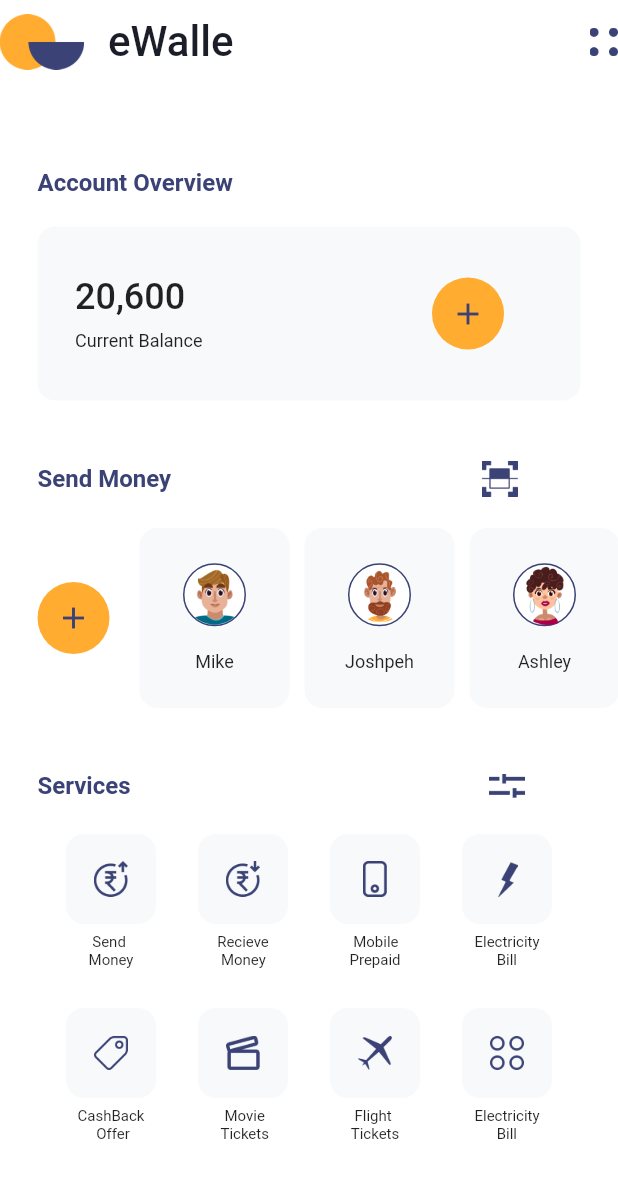
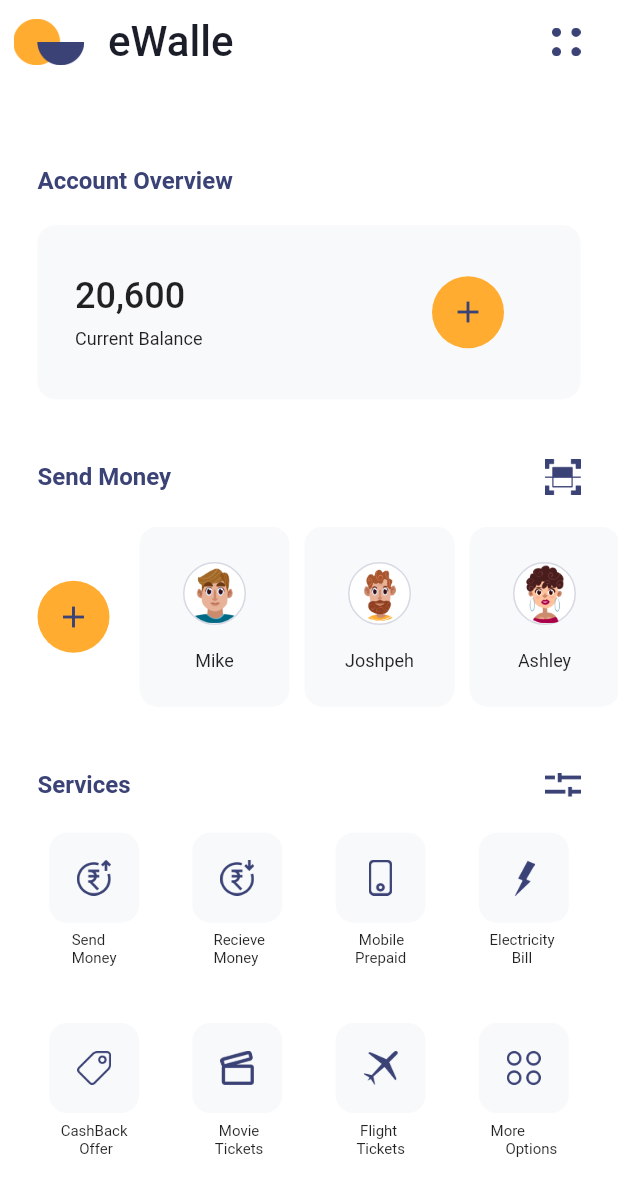
Before and after one commit to David-Smile/eWallet, a Flutter app: the HomeScreen screen opened directly, on a phone screen of 412 x 824 dp. Shown: the top 1196 px of the screen. Run offline on Flutter 3.47's test engine with Material 2 defaults, Android fonts, the phone set to English and light mode, and no system bars; Roboto replaces fonts that are missing (Avenir, Avenir Next, Ubuntu); project files that could hold a hidden picture were left out.

Commit message:
UI fixes

```diff
--- a/lib/components/user_profile.dart
+++ b/lib/components/user_profile.dart
@@ -38,7 +38,7 @@ class UserProfile extends StatelessWidget {
                   decoration: BoxDecoration(
                     borderRadius: BorderRadius.circular(100),
                     color: white,
-                    border: Border.all(color: blue),
+                    border: Border.all(color: blue.withOpacity(0.2)),
                   ),
                   child: Image.asset(
                     profile,
--- a/lib/screens/home_screen.dart
+++ b/lib/screens/home_screen.dart
@@ -12,15 +12,36 @@ class HomeScreen extends StatefulWidget {
 }
 
 class _HomeScreenState extends State<HomeScreen> {
+  List<Service> services = [
+    Service(img: 'assets/send_money.png', title: 'Send\nMoney'),
+    Service(img: 'assets/receive_money.png', title: ' Recieve\n Money'),
+    Service(img: 'assets/mobile_prepaid.png', title: ' Mobile\nPrepaid'),
+    Service(
+        img: 'assets/electricity_bill.png', title: 'Electricity \n      Bill'),
+    Service(img: 'assets/cashback.png', title: 'CashBack\n     Offer'),
+    Service(img: 'assets/movie_ticket.png', title: '  Movie\n Tickets'),
+    Service(img: 'assets/flight_ticket.png', title: ' Flight\nTickets'),
+    Service(img: 'assets/more_options.png', title: 'More\n    Options'),
+  ];
+  GlobalKey<ScaffoldState> _scaffoldkey = GlobalKey<ScaffoldState>();
+
   @override
   Widget build(BuildContext context) {
     return Scaffold(
+      key: _scaffoldkey,
+      drawer: const Drawer(),
       appBar: AppBar(
-        leading: Image.asset(
+        leading: Row(
+          mainAxisAlignment: MainAxisAlignment.end,
+          children: [
+            Image.asset(
               'assets/ewallet.png',
               height: 31.0,
               width: 47.0,
             ),
+          ],
+        ),
+        centerTitle: false,
         title: const Text(
           'eWalle',
           style: TextStyle(
@@ -33,11 +54,17 @@ class _HomeScreenState extends State<HomeScreen> {
         backgroundColor: white,
         elevation: 0,
         actions: [
-          Image.asset(
+          InkWell(
+            onTap: () {
+              _scaffoldkey.currentState?.openDrawer();
+            },
+            child: Image.asset(
               'assets/Union.png',
               height: 19.0,
               width: 19.0,
-          )
+            ),
+          ),
+          const SizedBox(width: 25.0),
         ],
       ),
       body: Column(
@@ -48,6 +75,7 @@ class _HomeScreenState extends State<HomeScreen> {
             child: Column(
               crossAxisAlignment: CrossAxisAlignment.start,
               children: [
+                const SizedBox(height: 20.0),
                 const Text(
                   'Account Overview',
                   style: TextStyle(
@@ -105,6 +133,7 @@ class _HomeScreenState extends State<HomeScreen> {
                 ),
                 const SizedBox(height: 40.0),
                 Row(
+                  mainAxisAlignment: MainAxisAlignment.spaceBetween,
                   children: [
                     const Text(
                       'Send Money',
@@ -114,9 +143,6 @@ class _HomeScreenState extends State<HomeScreen> {
                         fontWeight: FontWeight.w700,
                         color: blue,
                       ),
-                    ),
-                    const SizedBox(
-                      width: 207,
                     ),
                     Image.asset(
                       'assets/scan_icon.png',
@@ -175,6 +201,7 @@ class _HomeScreenState extends State<HomeScreen> {
           Padding(
             padding: const EdgeInsets.symmetric(horizontal: 25.0),
             child: Row(
+              mainAxisAlignment: MainAxisAlignment.spaceBetween,
               children: [
                 const Text(
                   'Services',
@@ -185,9 +212,6 @@ class _HomeScreenState extends State<HomeScreen> {
                     color: blue,
                   ),
                 ),
-                const SizedBox(
-                  width: 239,
-                ),
                 Image.asset(
                   'assets/switch_icon.png',
                   height: 24.0,
@@ -197,89 +221,52 @@ class _HomeScreenState extends State<HomeScreen> {
             ),
           ),
           const SizedBox(height: 20.0),
-          SizedBox(
-            height: 96.0,
-            width: 324.0,
-            child: Row(
-              children: <Widget>[
-                ServiceButton(
+          // Padding(
+          //   padding: const EdgeInsets.symmetric(horizontal: 10.0),
+          //   child: Wrap(
+          //     children: [
+          //       for (Service service in services)
+          //         Padding(
+          //           padding: const EdgeInsets.only(
+          //               right: 14.0, left: 14.0, bottom: 20.0),
+          //           child: ServiceButton(
+          //             press: () {},
+          //             text: service.title,
+          //             image: service.img,
+          //           ),
+          //         )
+          //     ],
+          //   ),
+          // ),
+
+          GridView.builder(
+            shrinkWrap: true,
+            padding: const EdgeInsets.symmetric(horizontal: 20.0),
+            gridDelegate: const SliverGridDelegateWithFixedCrossAxisCount(
+              crossAxisCount: 4,
+              childAspectRatio: 2 / 2.5,
+              crossAxisSpacing: 10.0,
+              mainAxisSpacing: 20.0,
+            ),
+            itemCount: services.length,
+            itemBuilder: (BuildContext context, int index) {
+              Service service = services[index];
+              return ServiceButton(
                 press: () {},
-                  text: ' Send\nMoney',
-                  image: 'assets/send_money.png',
-                ),
-                const SizedBox(
-                  width: 28.0,
-                ),
-                ServiceButton(
-                  press: () {},
-                  text: 'Recieve\n Money',
-                  image: 'assets/receive_money.png',
-                ),
-                const SizedBox(
-                  width: 28.0,
-                ),
-                ServiceButton(
-                  press: () {},
-                  text: ' Mobile\nPrepaid',
-                  image: 'assets/mobile_prepaid.png',
-                ),
-                const SizedBox(
-                  width: 28.0,
-                ),
-                ServiceButton(
-                  press: () {},
-                  text: 'Electricity\n      Bill',
-                  image: 'assets/electricity_bill.png',
-                ),
-                const SizedBox(
-                  height: 28.0,
-                ),
-              ],
-            ),
-          ),
-          const SizedBox(height: 20.0),
-          SizedBox(
-            height: 96.0,
-            width: 324.0,
-            child: Row(
-              children: <Widget>[
-                ServiceButton(
-                  press: () {},
-                  text: 'CashBack\n     Offer',
-                  image: 'assets/cashback.png',
-                ),
-                const SizedBox(
-                  width: 28.0,
-                ),
-                ServiceButton(
-                  press: () {},
-                  text: '  Movie\n Tickets',
-                  image: 'assets/movie_ticket.png',
-                ),
-                const SizedBox(
-                  width: 28.0,
-                ),
-                ServiceButton(
-                  press: () {},
-                  text: ' Flight\nTickets',
-                  image: 'assets/flight_ticket.png',
-                ),
-                const SizedBox(
-                  width: 28.0,
-                ),
-                ServiceButton(
-                  press: () {},
-                  text: 'Electricity\n      Bill',
-                  image: 'assets/more_options.png',
-                ),
-                const SizedBox(
-                  height: 28.0,
-                ),
-              ],
-            ),
+                text: service.title,
+                image: service.img,
+              );
+            },
           ),
         ],
       ),
     );
   }
 }
+
+class Service {
+  final String img;
+  final String title;
+
+  Service({required this.img, required this.title});
+}
```
Lines whose indentation alone changed are shown as unchanged.
